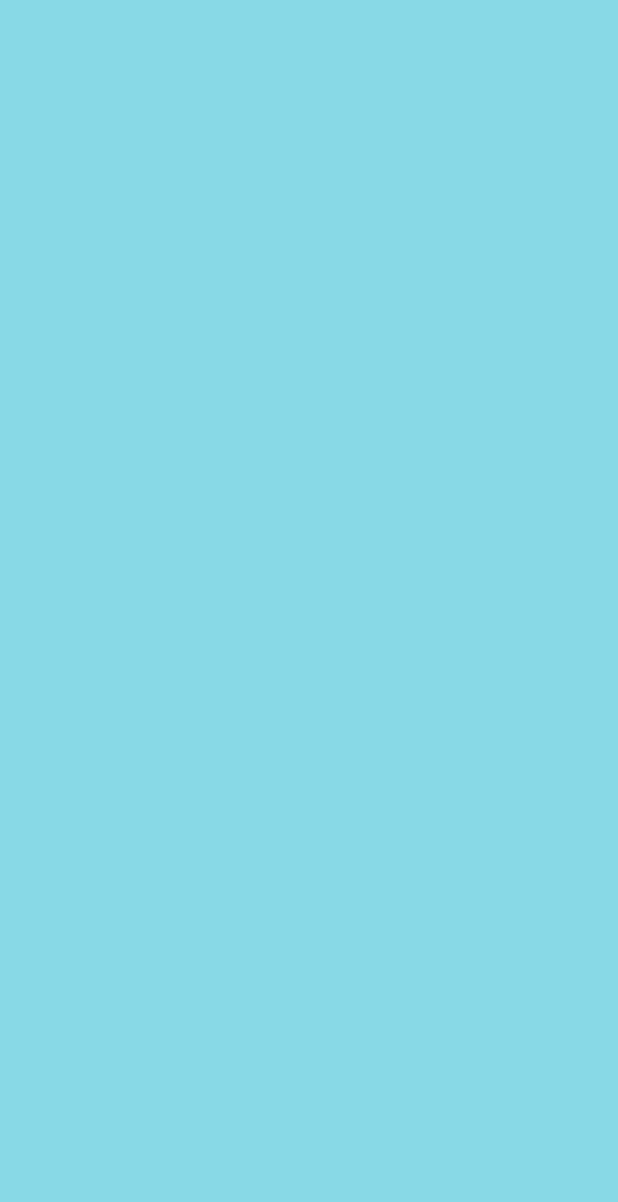
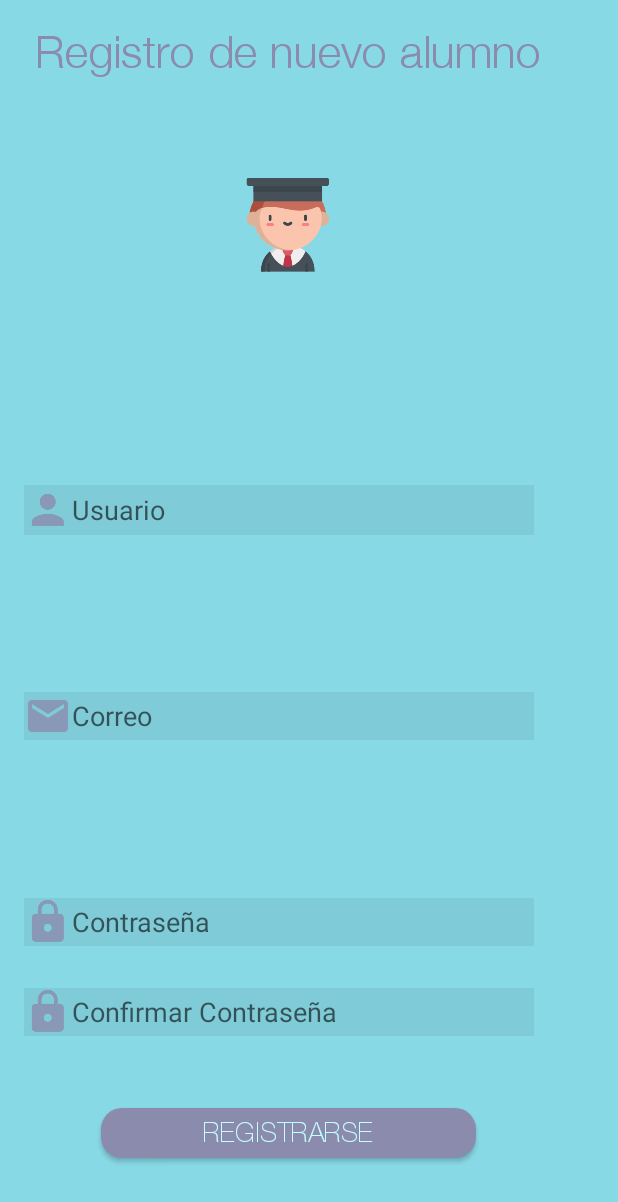
Before and after one commit to JairoHB/Agenda-Escolar, an Android app: the register screen opened directly, with no data from a screen before it, on a phone screen of 412 x 824 dp. Before the commit the part shown is empty. Shown: the top 1202 px of the screen. Run offline under Robolectric (Android 15) with nearby library versions, the phone set to English and light mode, and no system bars.

Commit message:
Register

```diff
--- a/app/src/main/res/layout/login.xml
+++ b/app/src/main/res/layout/login.xml
@@ -44,11 +44,9 @@
 
     <Button
         android:id="@+id/angry_btn"
-
         android:layout_width="250dp"
         android:layout_height="33dp"
         android:layout_alignParentBottom="true"
-
         android:layout_centerHorizontal="true"
         android:layout_marginBottom="196dp"
         android:background="@drawable/buttonshape"
--- a/app/src/main/res/layout/register.xml
+++ b/app/src/main/res/layout/register.xml
@@ -1,7 +1,129 @@
 <?xml version="1.0" encoding="utf-8"?>
 <android.support.constraint.ConstraintLayout
-    xmlns:android="http://schemas.android.com/apk/res/android" android:layout_width="match_parent"
+    xmlns:android="http://schemas.android.com/apk/res/android"
+    xmlns:app="http://schemas.android.com/apk/res-auto"
+    xmlns:tools="http://schemas.android.com/tools"
+    android:layout_width="match_parent"
     android:layout_height="match_parent"
     android:background="@color/colorPrimaryDark">
 
+    <TextView
+        android:id="@+id/textView"
+        android:layout_width="wrap_content"
+        android:layout_height="wrap_content"
+        android:layout_marginEnd="23dp"
+        android:layout_marginStart="23dp"
+        android:layout_marginTop="16dp"
+        android:fontFamily="@font/helveticaneuelight"
+        android:text="Registro de nuevo alumno"
+        android:textColor="@color/colorAccent"
+        android:textSize="30sp"
+        app:layout_constraintBottom_toTopOf="@+id/imageView3"
+        app:layout_constraintEnd_toEndOf="parent"
+        app:layout_constraintHorizontal_bias="0.0"
+        app:layout_constraintStart_toStartOf="parent"
+        app:layout_constraintTop_toTopOf="parent" />
+
+    <ImageView
+        android:id="@+id/imageView3"
+        android:layout_width="wrap_content"
+        android:layout_height="wrap_content"
+        android:layout_marginEnd="138dp"
+        android:layout_marginStart="138dp"
+        android:layout_marginTop="44dp"
+        app:layout_constraintEnd_toEndOf="parent"
+        app:layout_constraintHorizontal_bias="0.0"
+        app:layout_constraintStart_toStartOf="parent"
+        app:layout_constraintTop_toBottomOf="@+id/textView"
+        app:srcCompat="@mipmap/ic_launcher_foreground" />
+
+    <EditText
+        android:id="@+id/txtreg_user"
+        android:layout_width="340dp"
+        android:layout_height="33dp"
+        android:layout_marginBottom="20dp"
+        android:layout_marginEnd="28dp"
+        android:layout_marginStart="16dp"
+        android:layout_marginTop="34dp"
+        android:background="#11000000"
+        android:drawableLeft="@drawable/ic_action_user"
+        android:ems="10"
+        android:hint="Usuario"
+        android:inputType="textPersonName"
+        app:layout_constraintBottom_toTopOf="@+id/txtreg_email"
+        app:layout_constraintEnd_toEndOf="parent"
+        app:layout_constraintHorizontal_bias="0.0"
+        app:layout_constraintStart_toStartOf="parent"
+        app:layout_constraintTop_toBottomOf="@+id/imageView3" />
+
+    <EditText
+        android:id="@+id/txtreg_email"
+        android:layout_width="340dp"
+        android:layout_height="wrap_content"
+        android:layout_marginBottom="20dp"
+        android:layout_marginEnd="28dp"
+        android:layout_marginStart="16dp"
+        android:background="#11000000"
+        android:drawableLeft="@drawable/ic_action_email"
+        android:ems="10"
+        android:hint="Correo"
+        android:inputType="textEmailAddress"
+        app:layout_constraintBottom_toTopOf="@+id/txtreg_pass"
+        app:layout_constraintEnd_toEndOf="parent"
+        app:layout_constraintHorizontal_bias="0.0"
+        app:layout_constraintStart_toStartOf="parent"
+        app:layout_constraintTop_toBottomOf="@+id/txtreg_user" />
+
+    <EditText
+        android:id="@+id/txtreg_pass"
+        android:layout_width="340dp"
+        android:layout_height="wrap_content"
+        android:layout_marginBottom="28dp"
+        android:layout_marginEnd="28dp"
+        android:layout_marginStart="16dp"
+        android:background="#11000000"
+        android:drawableLeft="@drawable/ic_action_pass"
+        android:ems="10"
+        android:hint="Contraseña"
+        android:inputType="textPassword"
+        app:layout_constraintBottom_toTopOf="@+id/txtreg_confpass"
+        app:layout_constraintEnd_toEndOf="parent"
+        app:layout_constraintHorizontal_bias="0.0"
+        app:layout_constraintStart_toStartOf="parent" />
+
+    <EditText
+        android:id="@+id/txtreg_confpass"
+        android:layout_width="340dp"
+        android:layout_height="wrap_content"
+        android:layout_marginBottom="48dp"
+        android:layout_marginEnd="28dp"
+        android:layout_marginStart="16dp"
+        android:background="#11000000"
+        android:drawableLeft="@drawable/ic_action_pass"
+        android:ems="10"
+        android:hint="Confirmar Contraseña"
+        android:inputType="textPassword"
+        app:layout_constraintBottom_toTopOf="@+id/angry_btn"
+        app:layout_constraintEnd_toEndOf="parent"
+        app:layout_constraintHorizontal_bias="0.0"
+        app:layout_constraintStart_toStartOf="parent" />
+
+    <Button
+        android:id="@+id/angry_btn"
+        android:layout_width="250dp"
+        android:layout_height="33dp"
+        android:layout_alignParentBottom="true"
+        android:layout_centerHorizontal="true"
+        android:layout_marginBottom="52dp"
+        android:layout_marginEnd="67dp"
+        android:layout_marginStart="67dp"
+        android:background="@drawable/buttonshape"
+        android:fontFamily="@font/helveticaneuethin"
+        android:text="Registrarse"
+        android:textColor="#C5FFFD"
+        android:textSize="18sp"
+        app:layout_constraintBottom_toBottomOf="parent"
+        app:layout_constraintEnd_toEndOf="parent"
+        app:layout_constraintHorizontal_bias="0.0"
+        app:layout_constraintStart_toStartOf="parent" />
 </android.support.constraint.ConstraintLayout>
```
Also changed, not shown: app/src/main/res/drawable-hdpi/ic_action_email.png (added), app/src/main/res/drawable-mdpi/ic_action_email.png (added), app/src/main/res/drawable-xhdpi/ic_action_email.png (added), app/src/main/res/drawable-xxhdpi/ic_action_email.png (added).
